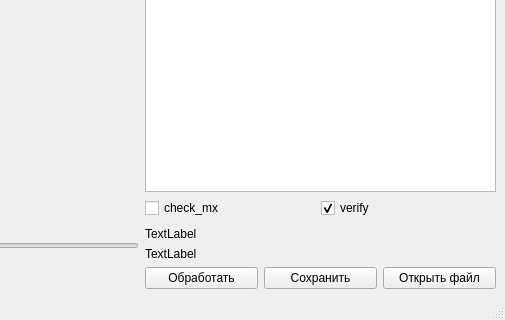
Above: uis/text_bot_gui_mpl.ui from mva2204/PyPrg before the change; both pictures show x 577 to 1082 and y 483 to 803 of the 1082 by 803 pixel window. Below: the same form after it.
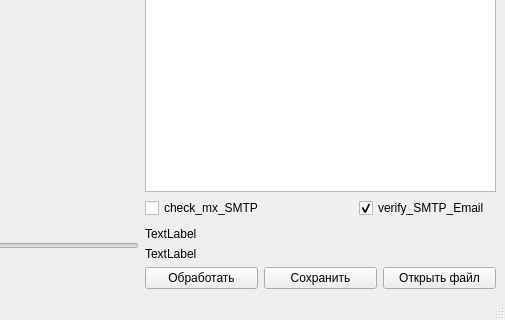
That is the form after the change.

Commit message: Добавлена обработка CheckBox выбор проверки только SMTP домен или SMTP email

Patch:
```diff
--- a/uis/text_bot_gui_mpl.ui
+++ b/uis/text_bot_gui_mpl.ui
@@ -142,15 +142,21 @@
         </property>
         <item>
          <widget class="QCheckBox" name="checkBox_check_mx">
+          <property name="sizePolicy">
+           <sizepolicy hsizetype="Minimum" vsizetype="Fixed">
+            <horstretch>5</horstretch>
+            <verstretch>0</verstretch>
+           </sizepolicy>
+          </property>
           <property name="text">
-           <string>check_mx</string>
+           <string>check_mx_SMTP</string>
           </property>
          </widget>
         </item>
         <item>
          <widget class="QCheckBox" name="checkBox_verify">
           <property name="text">
-           <string>verify</string>
+           <string>verify_SMTP_Email</string>
           </property>
           <property name="checked">
            <bool>true</bool>
```
The commit also changes 29 other files.
